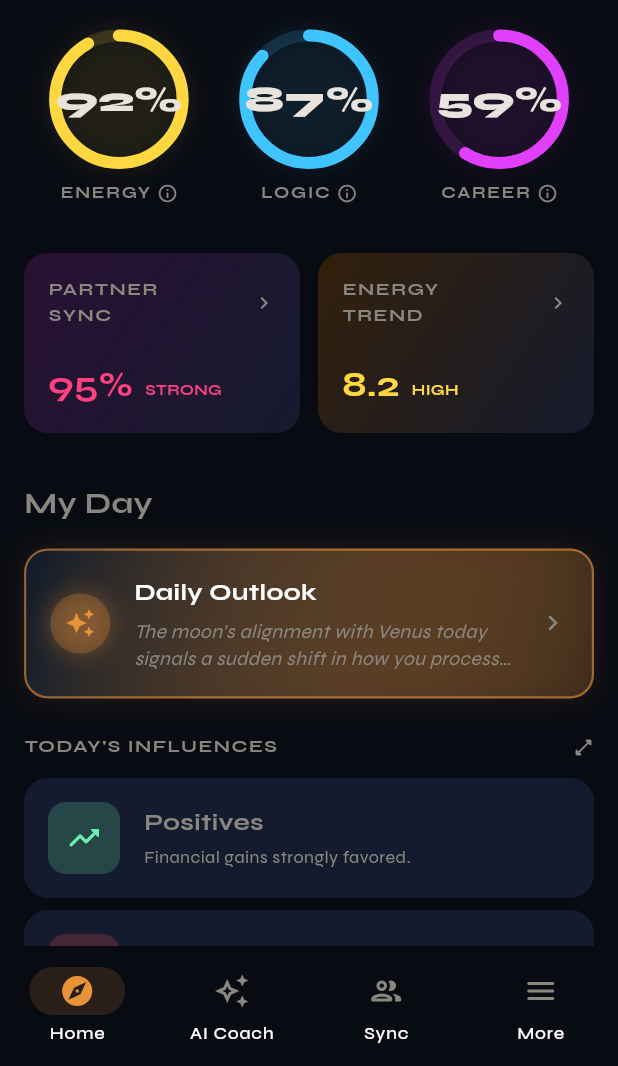
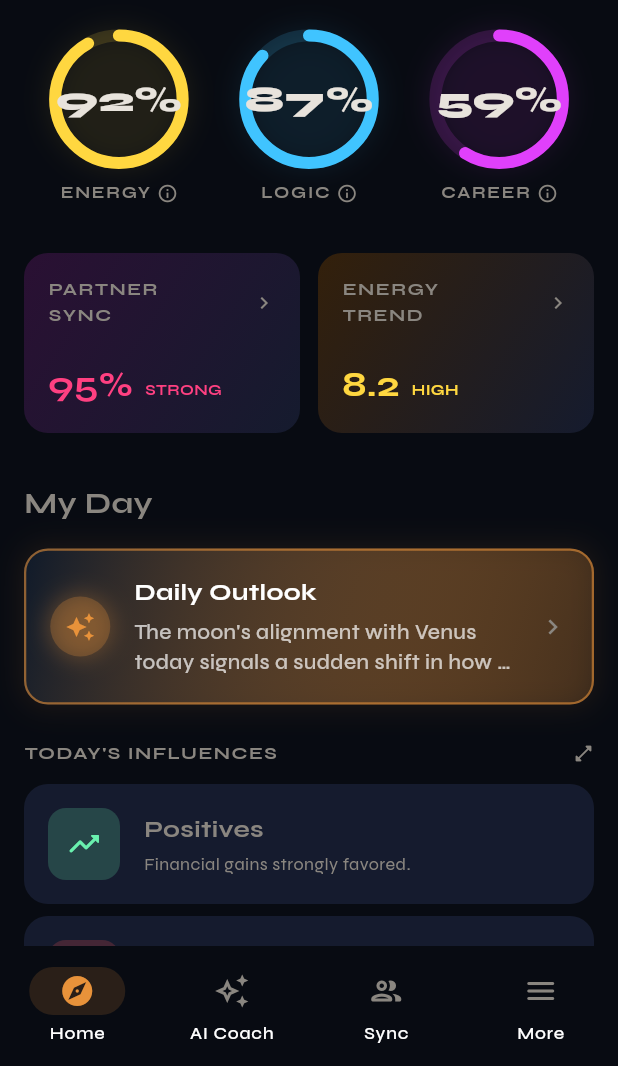
Before and after one commit to HanuShashwat/Twouple, a Flutter app: the HomePage screen opened by its route, on a phone screen of 412 x 824 dp, the part 170-1236 px from its top. Run offline on Flutter 3.47's test engine with Material 3 defaults, Android fonts, the phone set to English and light mode, and no system bars; our stand-ins replace dio, equatable, fl_chart, flutter_bloc, flutter_map, go_router and 2 more.

Commit message:
refactor(home_page.dart): simplify border width calculation and update text style for better readability

```diff
--- a/lib/features/home/presentation/pages/home_page.dart
+++ b/lib/features/home/presentation/pages/home_page.dart
@@ -818,7 +818,7 @@ class _AnimatedOutlookCardState extends State<_AnimatedOutlookCard> with SingleT
                   ),
                   border: Border.all(
                     color: AppColors.primary.withValues(alpha: 0.2 + (_controller.value * 0.4)),
-                    width: 1.0 + (_controller.value * 0.5),
+                    width: 1.5,
                   ),
                   boxShadow: [
                     BoxShadow(
@@ -853,7 +853,7 @@ class _AnimatedOutlookCardState extends State<_AnimatedOutlookCard> with SingleT
                           SizedBox(height: 6),
                           Text(
                             'The moon\'s alignment with Venus today signals a sudden shift in how you process intimacy...',
-                            style: TextStyle(color: AppColors.textSecondary, fontSize: 13, height: 1.4, fontStyle: FontStyle.italic),
+                            style: TextStyle(color: Colors.white70, fontSize: 14, height: 1.4, fontWeight: FontWeight.w500),
                             maxLines: 2,
                             overflow: TextOverflow.ellipsis,
                           ),
```
